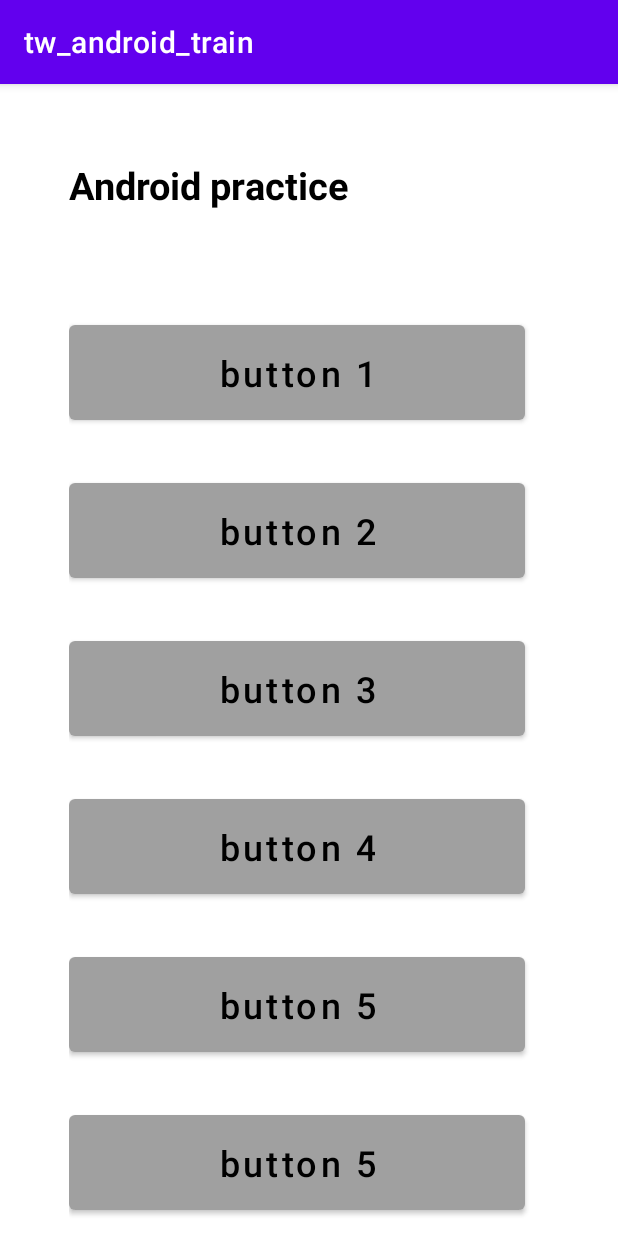
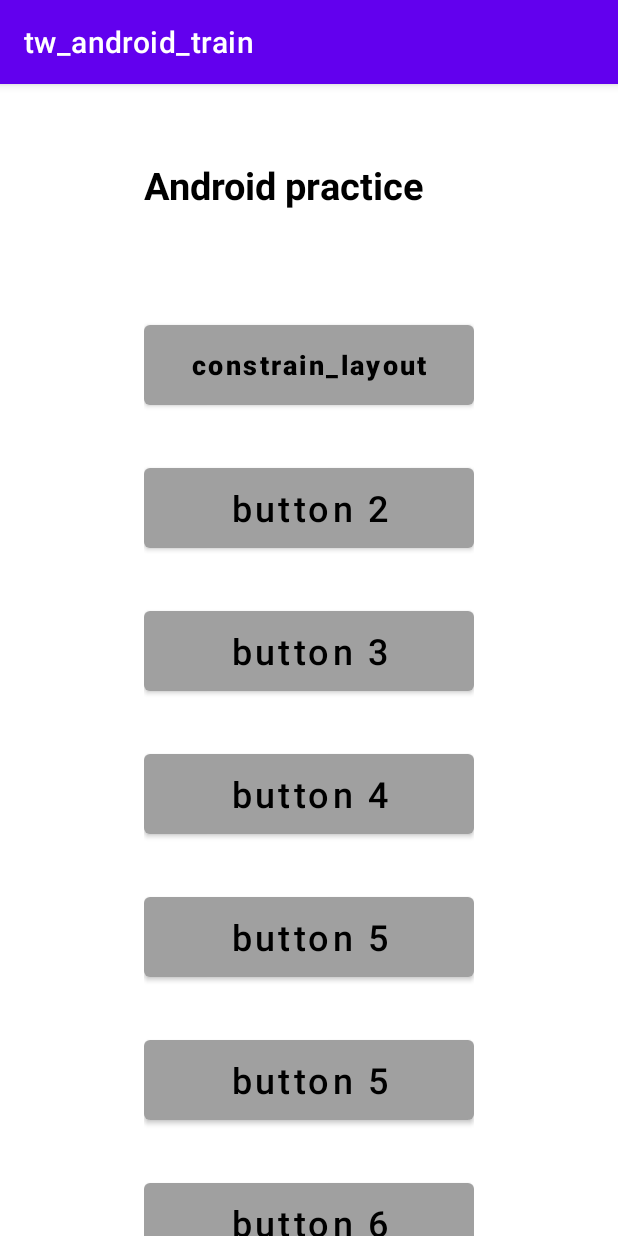
Before and after one commit to fightwing/tw_android_train, an Android app: the screen it shows after launch (MainActivity), on a phone screen of 412 x 824 dp. Run offline under Robolectric (Android 15) with nearby library versions, the phone set to English and light mode, and no system bars.

Commit message:
[boyu yuan] finish constrain layout homework

```diff
--- a/app/src/main/AndroidManifest.xml
+++ b/app/src/main/AndroidManifest.xml
@@ -16,6 +16,9 @@
         <category android:name="android.intent.category.LAUNCHER" />
       </intent-filter>
     </activity>
+    <activity android:name=".ConstraintActivity"
+      android:label="@string/constrain_layout"
+      android:screenOrientation="portrait"/>
   </application>
 
 </manifest>
--- a/app/src/main/java/com/thoughtworks/androidtrain/MainActivity.java
+++ b/app/src/main/java/com/thoughtworks/androidtrain/MainActivity.java
@@ -1,5 +1,6 @@
 package com.thoughtworks.androidtrain;
 
+import android.content.Intent;
 import androidx.appcompat.app.AppCompatActivity;
 import android.os.Bundle;
 
@@ -9,5 +10,9 @@ public class MainActivity extends AppCompatActivity {
   protected void onCreate(Bundle savedInstanceState) {
     super.onCreate(savedInstanceState);
     setContentView(R.layout.activity_linearlayout);
+    findViewById(R.id.btn_constraint_layout).setOnClickListener(v -> {
+      Intent intent = new Intent(MainActivity.this, ConstraintActivity.class);
+      startActivity(intent);
+    });
   }
 }
--- a/app/src/main/res/layout/activity_linearlayout.xml
+++ b/app/src/main/res/layout/activity_linearlayout.xml
@@ -25,9 +25,12 @@
         android:text="@string/msg_android_practice"/>
 
       <Button
+        android:id="@+id/btn_constraint_layout"
         android:layout_width="wrap_content"
         android:layout_height="wrap_content"
-        android:text="@string/msg_button1"
+        android:textSize="18sp"
+        android:textStyle="bold"
+        android:text="@string/constrain_layout"
         android:layout_marginTop="70dp"
         style="@style/button" />
 
--- a/app/src/main/res/values/strings.xml
+++ b/app/src/main/res/values/strings.xml
@@ -11,4 +11,8 @@
   <string name="msg_button9">button 9</string>
   <string name="msg_button10">button 10</string>
   <string name="msg_android_practice">Android practice</string>
+  <string name="msg_hello" translatable="false">Hello!</string>
+  <string name="msg_signup" translatable="false">Signup</string>
+  <string name="msg_login" translatable="false">Login</string>
+  <string name="constrain_layout" translatable="false">constrain_layout</string>
 </resources>
--- a/app/src/main/res/values/themes.xml
+++ b/app/src/main/res/values/themes.xml
@@ -16,10 +16,8 @@
 
   <style name="button">
     <item name="android:textAllCaps">false</item>
-    <item name="android:paddingStart">100dp</item>
-    <item name="android:paddingEnd">100dp</item>
-    <item name="android:paddingTop">15dp</item>
-    <item name="android:paddingBottom">15dp</item>
+    <item name="android:width">220dp</item>
+    <item name="android:height">65dp</item>
     <item name="backgroundTint">@color/gray</item>
     <item name="android:textColor">@color/black</item>
     <item name="android:layout_marginTop">30dp</item>
```
Also changed, not shown: app/src/main/java/com/thoughtworks/androidtrain/ConstraintActivity.java (added, +15 -0 lines), app/src/main/res/layout/activity_constraint_layout.xml (added, +59 -0 lines), app/src/main/res/mipmap-hdpi/github.png (added), app/src/main/res/mipmap-mdpi/github.png (added), app/src/main/res/mipmap-xhdpi/github.png (added), app/src/main/res/mipmap-xxhdpi/github.png (added), app/src/main/res/mipmap-xxxhdpi/github.png (added), 1 other file.
